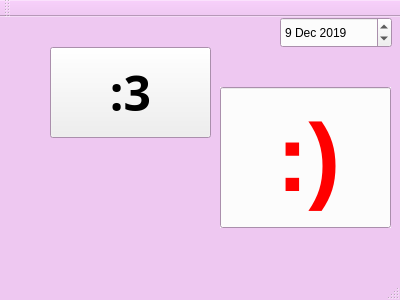
containedx/Object-Oriented-C-, file lab9/simpleWindow/mainwindow.ui: the form before one commit.
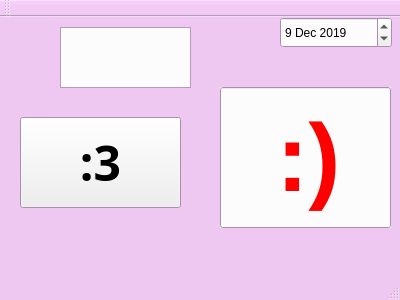
The form after the commit.

Diff of the .ui file:
```diff
--- a/lab9/simpleWindow/mainwindow.ui
+++ b/lab9/simpleWindow/mainwindow.ui
@@ -84,8 +84,8 @@
     </property>
     <property name="geometry">
      <rect>
-      <x>50</x>
-      <y>30</y>
+      <x>20</x>
+      <y>100</y>
       <width>161</width>
       <height>91</height>
      </rect>
@@ -246,6 +246,16 @@
      </datetime>
     </property>
    </widget>
+   <widget class="QTextBrowser" name="textBrowser">
+    <property name="geometry">
+     <rect>
+      <x>60</x>
+      <y>10</y>
+      <width>131</width>
+      <height>61</height>
+     </rect>
+    </property>
+   </widget>
   </widget>
   <widget class="QMenuBar" name="menuBar">
    <property name="geometry">
```
